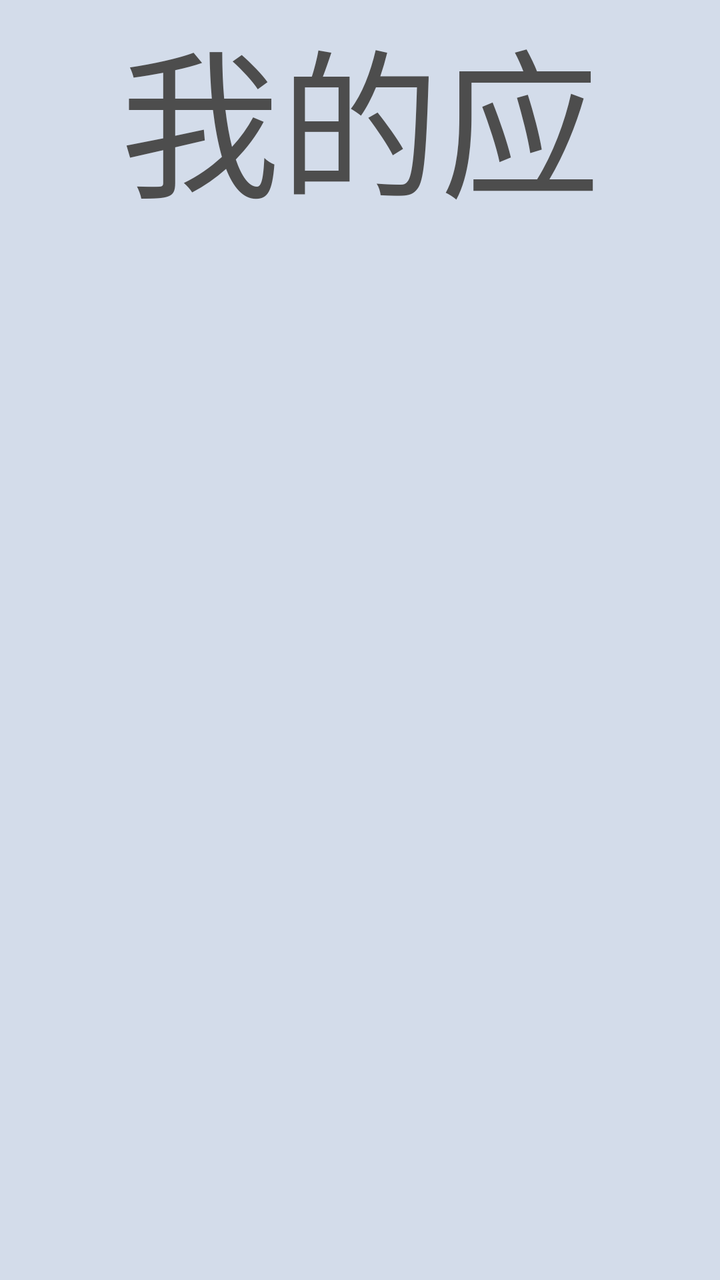
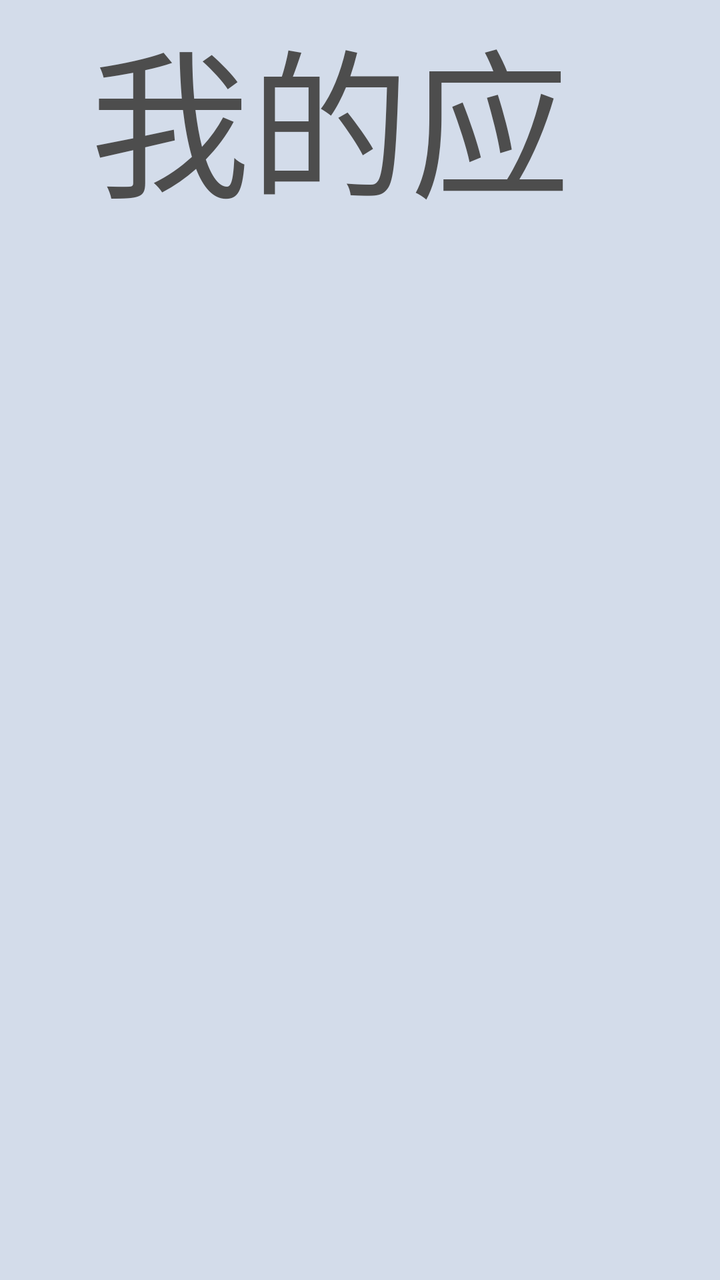

Screens rendered from an Android XML layout before and after an edit, with the pre-edit source and the edit as a unified diff.
<!-- AndroidManifest.xml: application theme AppTheme -->
<!-- res/layout/activity_all.xml -->
<?xml version="1.0" encoding="utf-8"?>
<LinearLayout xmlns:android="http://schemas.android.com/apk/res/android"
    android:id="@+id/root_all"
    android:layout_width="match_parent"
    android:layout_height="match_parent"
    android:background="@color/bg"
    android:clipChildren="false"
    android:clipToPadding="false"
    android:orientation="vertical">

    <LinearLayout
        android:layout_width="match_parent"
        android:layout_height="120dp"
        android:orientation="horizontal">

        <TextView
            android:id="@+id/title"
            android:layout_width="wrap_content"
            android:layout_height="wrap_content"
            android:layout_marginLeft="60dp"
            android:text="@string/my_apps"
            android:textColor="#FF4D4D4D"
            android:textSize="80dp" />
    </LinearLayout>

    <GridView
        android:id="@+id/grid"
        android:layout_width="match_parent"
        android:layout_height="match_parent"
        android:clipChildren="false"
        android:clipToPadding="false"
        android:horizontalSpacing="30dp"
        android:numColumns="5"
        android:paddingLeft="60dp"
        android:paddingTop="30dp"
        android:paddingRight="60dp"
        android:paddingBottom="30dp"
        android:scrollbars="none"
        android:verticalSpacing="30dp" />
</LinearLayout>
<!-- resources referenced by this layout -->
<resources>
  <color name="bg">#FFD3DCEA</color>
  <string name="my_apps">我的应用</string>
  <style name="AppTheme" parent="@android:style/Theme.DeviceDefault.NoActionBar">
          <item name="android:windowBackground">@color/bg</item>
          <item name="android:windowFullscreen">true</item>
          <item name="android:windowContentOverlay">@null</item>
      </style>
</resources>

<!-- the commit's change to res/layout/activity_all.xml (unified diff, before → after) -->
@@ -17,7 +17,7 @@
             android:id="@+id/title"
             android:layout_width="wrap_content"
             android:layout_height="wrap_content"
-            android:layout_marginLeft="60dp"
+            android:layout_marginLeft="45dp"
             android:text="@string/my_apps"
             android:textColor="#FF4D4D4D"
             android:textSize="80dp" />
@@ -29,12 +29,12 @@
         android:layout_height="match_parent"
         android:clipChildren="false"
         android:clipToPadding="false"
-        android:horizontalSpacing="30dp"
+        android:horizontalSpacing="20dp"
         android:numColumns="5"
-        android:paddingLeft="60dp"
+        android:paddingLeft="45dp"
         android:paddingTop="30dp"
-        android:paddingRight="60dp"
+        android:paddingRight="45dp"
         android:paddingBottom="30dp"
         android:scrollbars="none"
-        android:verticalSpacing="30dp" />
+        android:verticalSpacing="20dp" />
 </LinearLayout>
